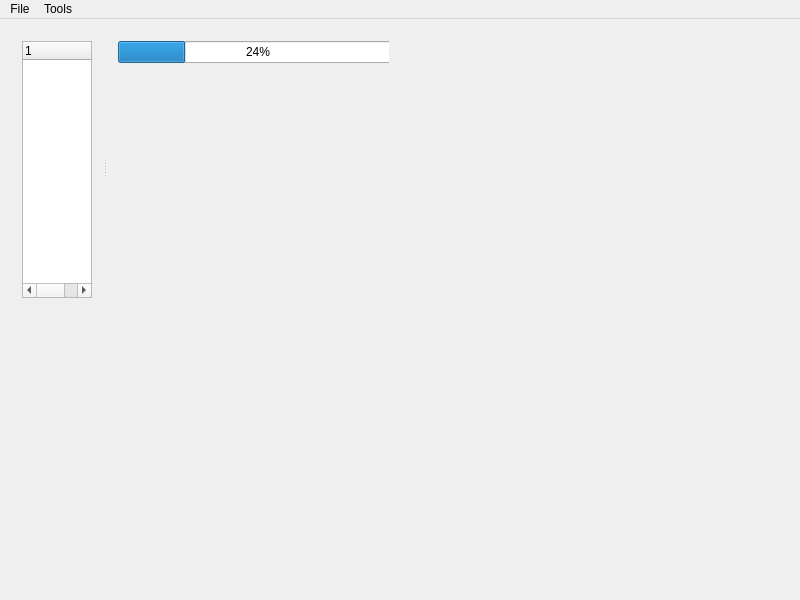
First picture: the form in mainwindow.ui, repository SuWeipeng/ArduPilotLog, before the edit.
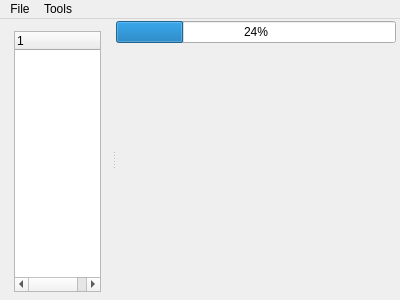
Second picture: the form after the edit. Icons and pictures are not drawn. Custom widgets are drawn as their Qt base class.

Commit message: Simplify UI layout

```diff
--- a/mainwindow.ui
+++ b/mainwindow.ui
@@ -6,10 +6,16 @@
    <rect>
     <x>0</x>
     <y>0</y>
-    <width>800</width>
-    <height>600</height>
+    <width>400</width>
+    <height>300</height>
    </rect>
   </property>
+  <property name="sizePolicy">
+   <sizepolicy hsizetype="Expanding" vsizetype="Expanding">
+    <horstretch>0</horstretch>
+    <verstretch>0</verstretch>
+   </sizepolicy>
+  </property>
   <property name="windowTitle">
    <string>MainWindow</string>
   </property>
@@ -24,22 +30,22 @@
      <verstretch>0</verstretch>
     </sizepolicy>
    </property>
-   <widget class="QWidget" name="mainWidget" native="true">
-    <property name="geometry">
-     <rect>
-      <x>0</x>
-      <y>0</y>
-      <width>400</width>
-      <height>295</height>
-     </rect>
+   <layout class="QVBoxLayout" name="verticalLayout">
+    <property name="spacing">
+     <number>1</number>
     </property>
-    <property name="sizePolicy">
-     <sizepolicy hsizetype="Expanding" vsizetype="Expanding">
-      <horstretch>0</horstretch>
-      <verstretch>0</verstretch>
-     </sizepolicy>
+    <property name="leftMargin">
+     <number>3</number>
     </property>
-    <layout class="QVBoxLayout" name="mainLayout" stretch="0">
+    <property name="topMargin">
+     <number>1</number>
+    </property>
+    <property name="rightMargin">
+     <number>3</number>
+    </property>
+    <property name="bottomMargin">
+     <number>3</number>
+    </property>
      <item>
       <widget class="QSplitter" name="splitter">
        <property name="sizePolicy">
@@ -51,6 +57,9 @@
        <property name="orientation">
         <enum>Qt::Orientation::Horizontal</enum>
        </property>
+      <property name="handleWidth">
+       <number>3</number>
+      </property>
        <widget class="QWidget" name="gridLayoutWidget_2">
         <layout class="QGridLayout" name="gridLayout_2">
          <property name="bottomMargin">
@@ -70,13 +79,20 @@
        <widget class="QWidget" name="layoutWidget">
         <layout class="QVBoxLayout" name="verticalLayout_2">
          <property name="spacing">
+         <number>2</number>
+        </property>
+        <property name="leftMargin">
+         <number>1</number>
+        </property>
+        <property name="topMargin">
+         <number>1</number>
+        </property>
+        <property name="rightMargin">
           <number>1</number>
          </property>
          <property name="bottomMargin">
-          <number>5</number>
-         </property>
-         <item>
-          <layout class="QHBoxLayout" name="horizontalLayout">
+         <number>1</number>
+        </property>
            <item>
             <widget class="QProgressBar" name="progressBar">
              <property name="minimumSize">
@@ -90,37 +106,32 @@
              </property>
             </widget>
            </item>
-          </layout>
-         </item>
-         <item>
-          <layout class="QVBoxLayout" name="verticalLayout" stretch="10">
-           <item>
-            <layout class="QHBoxLayout" name="horizontalLayout_2" stretch="9">
              <item>
               <widget class="QCustomPlot" name="customPlot" native="true">
+          <property name="sizePolicy">
+           <sizepolicy hsizetype="Expanding" vsizetype="Expanding">
+            <horstretch>0</horstretch>
+            <verstretch>0</verstretch>
+           </sizepolicy>
+          </property>
                <property name="contextMenuPolicy">
                 <enum>Qt::ContextMenuPolicy::CustomContextMenu</enum>
                </property>
               </widget>
              </item>
             </layout>
-           </item>
-          </layout>
-         </item>
-        </layout>
        </widget>
       </widget>
      </item>
     </layout>
-   </widget>
   </widget>
   <widget class="QMenuBar" name="menuBar">
    <property name="geometry">
     <rect>
      <x>0</x>
      <y>0</y>
-     <width>800</width>
-     <height>26</height>
+     <width>400</width>
+     <height>16</height>
     </rect>
    </property>
    <widget class="QMenu" name="menuFile">
```
Left out of the diff: 2 changed lines with no effect on the pictures. Lines whose indentation alone changed are shown as unchanged. The commit also changes 2 other files.
